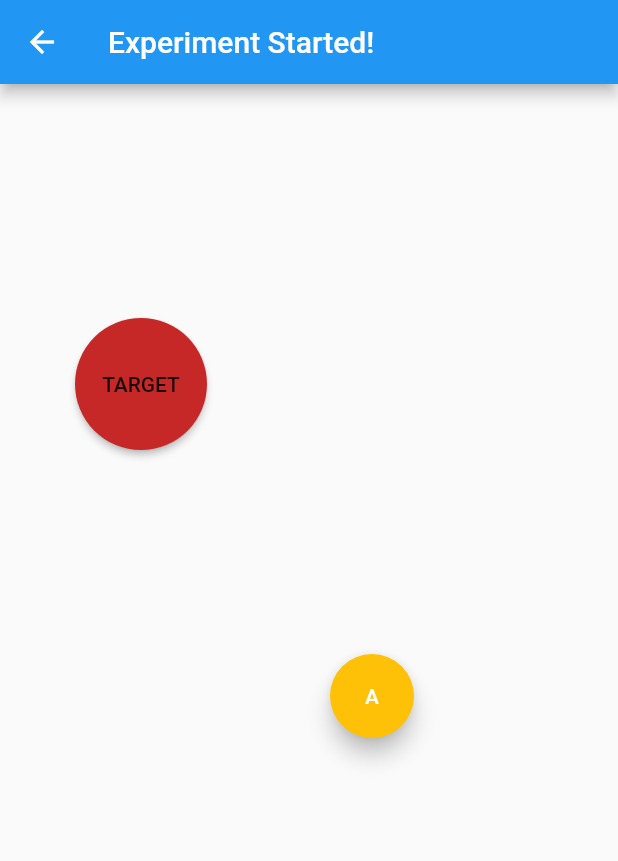
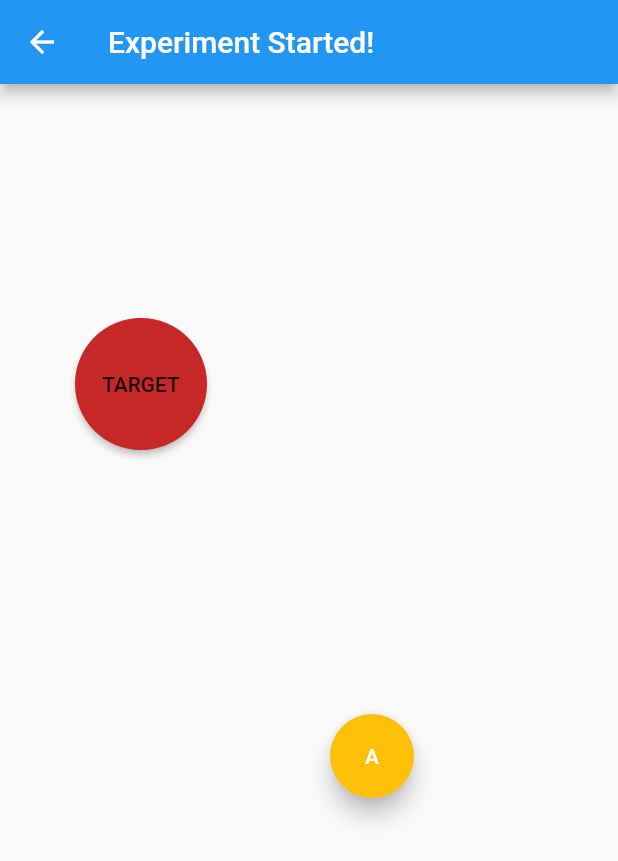
Before and after one commit to pouyaaghahoseini/mobile-hci-course, a Flutter app: the screen it shows after launch, after a tap on "GO", on a phone screen of 412 x 824 dp. Shown: the top 861 px of the screen. Run offline on Flutter 3.47's test engine with Material 2 defaults, Android fonts, the phone set to English and light mode, and no system bars.

Commit message:
Add changing points

```diff
--- a/assignment1/lib/main.dart
+++ b/assignment1/lib/main.dart
@@ -5,16 +5,20 @@ import 'package:flutter/material.dart';
 void main() {
   runApp(MaterialApp(
     title: 'Fitts Law Experiment',
-    home: FirstRoute(),
+    home: Home(),
+    // routes: {
+    //   '/': (context) => Home(),
+    //   '/home': (context) =>
+    // },
   ));
 }
 
-class FirstRoute extends StatefulWidget {
+class Home extends StatefulWidget {
   @override
-  _FirstRouteState createState() => _FirstRouteState();
+  _HomeState createState() => _HomeState();
 }
 
-class _FirstRouteState extends State<FirstRoute> {
+class _HomeState extends State<Home> {
   @override
   Widget build(BuildContext context) {
     return Scaffold(
@@ -45,10 +49,19 @@ class SecondRoute extends StatefulWidget {
 }
 
 class _SecondRouteState extends State<SecondRoute> {
-  var topRandom = Random();
-  var leftRandom = Random();
+  // double topRandom, leftRandom;
+  double topRandom = Random().nextInt(350).toDouble() + 250.0;
+  double leftRandom = Random().nextInt(320).toDouble();
+
+  @override
+  void initState() {
+    print("initstate function ran");
+    super.initState();
+  }
+
   @override
   Widget build(BuildContext context) {
+    print("build function ran");
     return Scaffold(
       appBar: AppBar(
         title: Text("Experiment Started!"),
@@ -57,9 +70,20 @@ class _SecondRouteState extends State<SecondRoute> {
         children: [
           newPoint(),
           // Positioned(
-          //   child: StartingPoint(),
-          //   top: topRandom.nextInt(680).toDouble(),
-          //   left: topRandom.nextInt(320).toDouble(),
+          //   child: FloatingActionButton(
+          //     backgroundColor: Colors.amber,
+          //     child: Text("A"),
+          //     onPressed: () {
+          //       setState(() {
+          //         topRandom = Random().nextInt(350).toDouble() + 250.0;
+          //         leftRandom = Random().nextInt(320).toDouble();
+          //         print("topRandom is $topRandom");
+          //         print("leftRandom is $leftRandom");
+          //       });
+          //     },
+          //   ),
+          //   top: topRandom,
+          //   left: leftRandom,
           // ),
           Positioned(
             child: TargetPoint(200),
@@ -70,13 +94,24 @@ class _SecondRouteState extends State<SecondRoute> {
       ),
     );
   }
+
+  Widget newPoint() => Positioned(
+        child: FloatingActionButton(
+          backgroundColor: Colors.amber,
+          child: Text("A"),
+          onPressed: () {
+            setState(() {
+              topRandom = Random().nextInt(350).toDouble() + 250.0;
+              leftRandom = Random().nextInt(320).toDouble();
+              print("topRandom is $topRandom");
+              print("leftRandom is $leftRandom");
+            });
+          },
+        ),
+        top: topRandom,
+        left: leftRandom,
+      );
 }
-
-Widget newPoint() => Positioned(
-      child: StartingPoint(),
-      top: Random().nextInt(680).toDouble(),
-      left: Random().nextInt(320).toDouble(),
-    );
 
 class StartingPoint extends StatefulWidget {
   @override
@@ -89,11 +124,7 @@ class _StartingPointState extends State<StartingPoint> {
     return FloatingActionButton(
       backgroundColor: Colors.amber,
       child: Text("A"),
-      onPressed: () {
-        StartingPoint();
-        newPoint();
-        setState(() {});
-      }, //make a new positioned button
+      onPressed: () {},
     );
     // return MaterialButton(
     //   height: 50,
```
Also changed, not shown: assignment1/lib/pages/experiment.dart (added), assignment1/lib/pages/home.dart (added).
